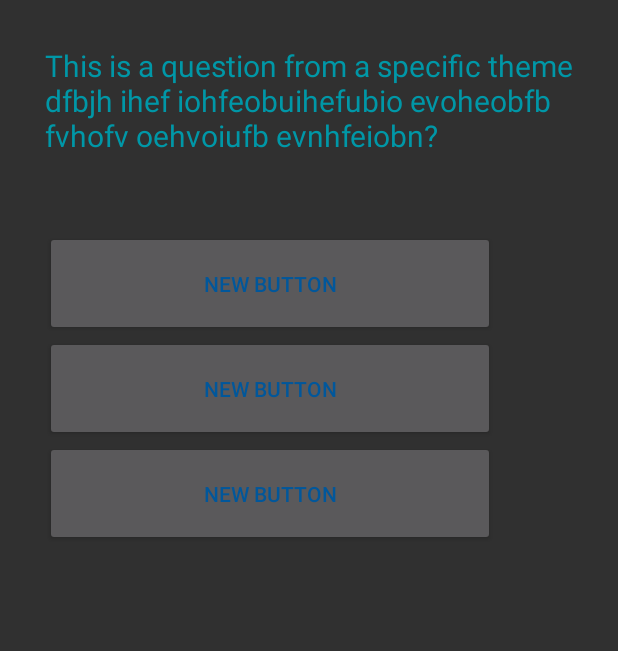
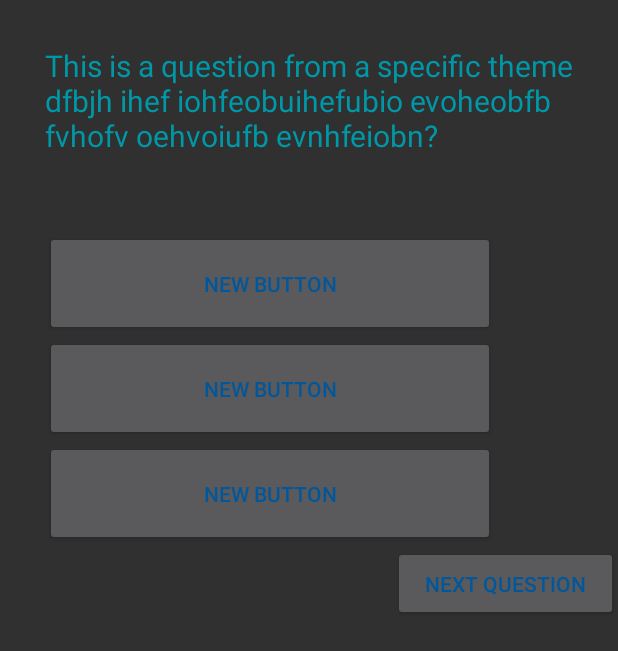
Before and after one commit to A-med/QuizzProject, an Android app: the layout fragment_page.xml on its own in the app's theme, with its tools: preview values and no code run, on a phone screen of 412 x 824 dp. Shown: the top 651 px of the screen. Run offline under Robolectric (Android 15) with nearby library versions, the phone set to English and light mode, and no system bars; Roboto replaces fonts that are not available here.

Commit message:
button next

```diff
--- a/app/src/main/AndroidManifest.xml
+++ b/app/src/main/AndroidManifest.xml
@@ -38,17 +38,17 @@
             android:name=".Activity.MainActivity"
             android:screenOrientation="portrait">
 
+
+
+        </activity>
+
+        <activity android:name=".QuestionActivity">
+
             <intent-filter>
                 <action android:name="android.intent.action.MAIN" />
 
                 <category android:name="android.intent.category.LAUNCHER" />
             </intent-filter>
-
-        </activity>
-
-        <activity android:name=".QuestionActivity">
-
-
 
         </activity>
 
--- a/app/src/main/res/layout/fragment_page.xml
+++ b/app/src/main/res/layout/fragment_page.xml
@@ -59,6 +59,18 @@
         android:id="@+id/button3"
         android:layout_below="@+id/button2"
         />
+
+        <Button
+            android:layout_width="wrap_content"
+            android:layout_height="wrap_content"
+            android:layout_centerHorizontal="true"
+            android:width="150dp"
+            android:height="50dp"
+            android:textColor="@color/text_button_color"
+            android:text="Next Question"
+            android:id="@+id/button4"
+            android:layout_below="@+id/button3"
+            android:layout_gravity="right" />
     </LinearLayout>
 
 </RelativeLayout>
```
